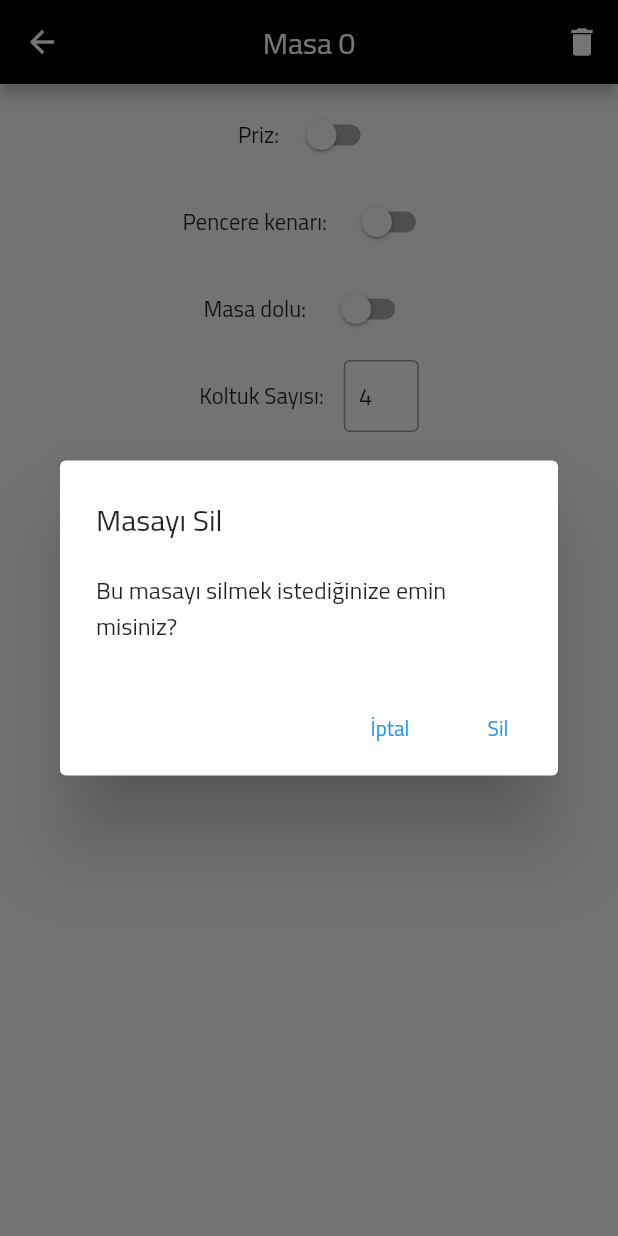
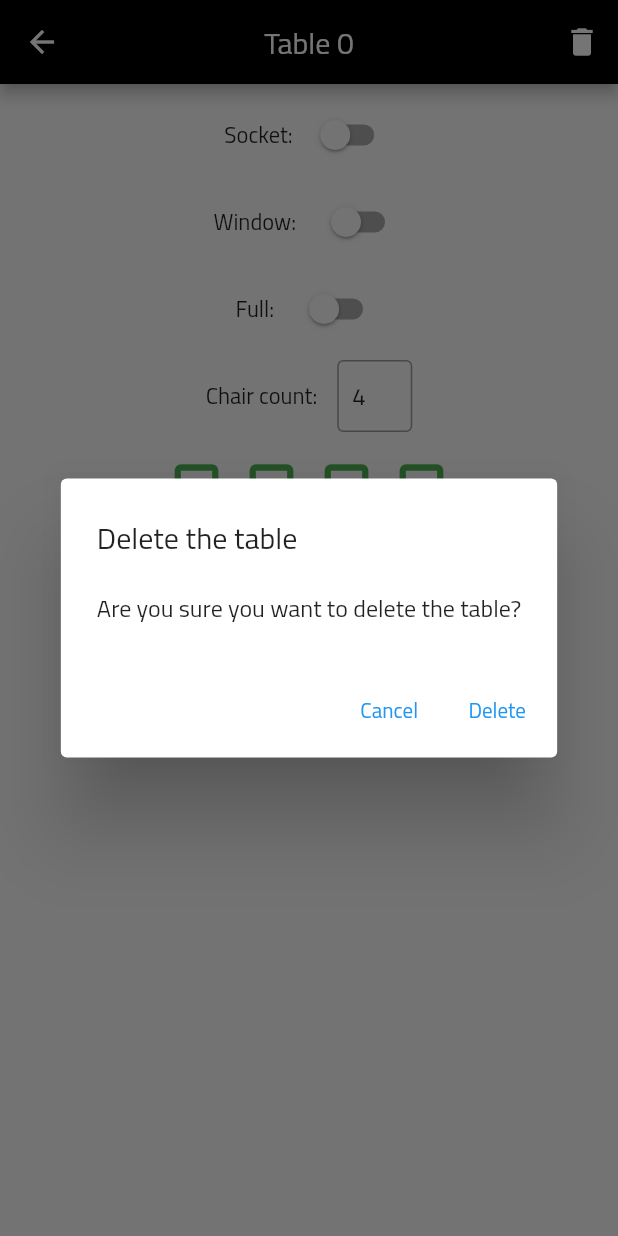
Before and after one commit to minaunal/BookCafe, a Flutter app: the TablePage screen opened directly with empty values, after a tap on the "delete" icon, on a phone screen of 412 x 824 dp. Run offline on Flutter 3.47's test engine with Material 2 defaults, Android fonts, the light colour scheme and no system bars; our stand-ins replace cloud_firestore, firebase_auth, firebase_core, flutter_credit_card, flutter_rating_bar, lottie and 1 more; missing offline and left inert: flutter_animated_icons, flutter_barcode_scanner; accounts and stored records are empty.

Commit message:
Bug fixing about deleting tables, qrscanning and translating some necessary things to English

```diff
--- a/lib/kullaniciekrani.dart
+++ b/lib/kullaniciekrani.dart
@@ -11,7 +11,7 @@ import 'package:flutter_animated_icons/icons8.dart';
 import 'package:flutter_rating_bar/flutter_rating_bar.dart';
 import 'package:lottie/lottie.dart';
 
-int selectedTableCount=0;
+int selectedTableCount = 0;
 
 String qrCode = "none";
 void updateQR(String newQR) {
@@ -110,19 +110,31 @@ class _KullaniciState extends State<Kullanici> {
         onTap: onTabTapped,
         items: const <BottomNavigationBarItem>[
           BottomNavigationBarItem(
-            icon: Icon(Icons.table_restaurant_outlined,color: Color(0xFFFF7800),),
+            icon: Icon(
+              Icons.table_restaurant_outlined,
+              color: Color(0xFFFF7800),
+            ),
             label: 'Tables',
           ),
           BottomNavigationBarItem(
-            icon: Icon(Icons.account_balance_wallet_outlined,color: Color(0xFF2EA84A),),
+            icon: Icon(
+              Icons.account_balance_wallet_outlined,
+              color: Color(0xFF2EA84A),
+            ),
             label: 'Wallet',
           ),
           BottomNavigationBarItem(
-            icon: Icon(Icons.emoji_food_beverage,color: Color(0xFFDA1E60),),
+            icon: Icon(
+              Icons.emoji_food_beverage,
+              color: Color(0xFFDA1E60),
+            ),
             label: 'Cafe',
           ),
           BottomNavigationBarItem(
-            icon: Icon(Icons.account_circle_outlined,color: Color(0xFF182B6A),),
+            icon: Icon(
+              Icons.account_circle_outlined,
+              color: Color(0xFF182B6A),
+            ),
             label: 'Account',
           ),
         ],
@@ -164,17 +176,15 @@ class _masaState extends State<masa> {
               child: UserPage(),
             ),
             ElevatedButton(
-              onPressed: selectedTables.isNotEmpty
-                  ? () {
+              onPressed: () {
                 showDialog(
                   context: context,
                   builder: (BuildContext context) {
                     return AlertDialog(
-                      title: Text("Masa Boşalt"),
+                      title: Text("Empty Table"),
                       content: Column(
                         mainAxisSize: MainAxisSize.min,
-                        children: selectedTables.entries
-                            .map((entry) {
+                        children: selectedTables.entries.map((entry) {
                           int tableIndex = entry.key;
                           String tableName = entry.value;
                           return ListTile(
@@ -186,24 +196,25 @@ class _masaState extends State<masa> {
                                   context: context,
                                   builder: (BuildContext context) {
                                     return AlertDialog(
-                                      title: Text("Emin misiniz?"),
+                                      title: Text("Are you sure you want to empty the table?"),
                                       actions: [
                                         ElevatedButton(
                                           onPressed: () {
                                             setState(() {
                                               selectedTables.remove(tableIndex);
                                             });
-                                            empty("Masa $tableIndex");
+                                            empty(tableName);
+                                            setState(() {});
                                             Navigator.pop(context);
                                             Navigator.pop(context);
                                           },
-                                          child: Text("Evet"),
+                                          child: Text("Yes"),
                                         ),
                                         ElevatedButton(
                                           onPressed: () {
                                             Navigator.pop(context);
                                           },
-                                          child: Text("Hayır"),
+                                          child: Text("No"),
                                         ),
                                       ],
                                     );
@@ -212,33 +223,29 @@ class _masaState extends State<masa> {
                               },
                             ),
                           );
-                        })
-                            .toList(),
+                        }).toList(),
                       ),
                       actions: [
                         ElevatedButton(
                           onPressed: () {
                             Navigator.pop(context);
                           },
-                          child: Text("İptal"),
+                          child: Text("Cancel"),
                         ),
                       ],
                     );
                   },
                 );
-              }
-                  : null,
-              child: const Row(
+              },
+              child: Row(
                 mainAxisSize: MainAxisSize.min,
                 children: [
                   Icon(Icons.delete),
                   SizedBox(width: 5),
-                  Text("Masa Boşalt"),
+                  Text("Empty Table"),
                 ],
               ),
             ),
-
-
             ElevatedButton(
               style: ElevatedButton.styleFrom(
                 backgroundColor: Colors.black,
@@ -248,7 +255,8 @@ class _masaState extends State<masa> {
                 ),
               ),
               onPressed: () {
-                Navigator.of(context).push(MaterialPageRoute(builder: (context) => QRScanner()));
+                Navigator.of(context)
+                    .push(MaterialPageRoute(builder: (context) => QRScanner()));
               },
               child: Text("Get a Table"),
             ),
@@ -337,7 +345,8 @@ class _cuzdanState extends State<cuzdan> {
             IconButton(
               splashRadius: 50,
               iconSize: 80,
-            icon: Lottie.asset(Icons8.book, height: 80, fit: BoxFit.fitHeight),
+              icon:
+              Lottie.asset(Icons8.book, height: 80, fit: BoxFit.fitHeight),
               onPressed: null,
             ),
             Divider(
@@ -367,10 +376,8 @@ class _cuzdanState extends State<cuzdan> {
                     style: TextStyle(fontWeight: FontWeight.bold),
                     controller: money,
                     decoration: InputDecoration(
-
                       hintText: 'tl',
                       hintStyle: TextStyle(fontSize: 20.0),
-
                       enabledBorder: UnderlineInputBorder(
                         borderSide: BorderSide(color: Colors.black, width: 2.0),
                       ),
@@ -745,7 +752,7 @@ class _hesapState extends State<hesap> {
                 },
                 child: Icon(
                   Icons.search,
-                  color:Colors.black,
+                  color: Colors.black,
                   size: 32,
                 ),
               ),
--- a/lib/moderator.dart
+++ b/lib/moderator.dart
@@ -1,7 +1,6 @@
 import 'package:fbase/table.dart';
 import 'package:fbase/table_page.dart';
 import 'package:cloud_firestore/cloud_firestore.dart';
-import 'package:fbase/yoneticigiris.dart';
 import 'package:flutter/material.dart';
 
 class Moderator extends StatelessWidget {
@@ -194,12 +193,12 @@ class _MainPageState extends State<MainPage> {
                   context: context,
                   builder: (BuildContext context) {
                     return AlertDialog(
-                      title: const Text('Kaç masa olacak?'),
+                      title: const Text('"How many tables will there be?" '),
                       content: TextFormField(
                         controller: numberController,
                         keyboardType: TextInputType.number,
                         decoration: const InputDecoration(
-                          hintText: 'Masa sayısı',
+                          hintText: 'Table count',
                         ),
                       ),
                       actions: [
@@ -212,7 +211,7 @@ class _MainPageState extends State<MainPage> {
                             });
                             Navigator.of(context).pop();
                           },
-                          child: const Text('Tamam'),
+                          child: const Text('Okey'),
                         ),
                         TextButton(
                           onPressed: () {
@@ -227,7 +226,7 @@ class _MainPageState extends State<MainPage> {
               },
             ),
             const SizedBox(width: 10),
-            Text('Masa Sayısı: $number  ',
+            Text('Table Count: $number  ',
                 style: const TextStyle(fontSize: 20)),
           ],
         ),
--- a/lib/qrscanner.dart
+++ b/lib/qrscanner.dart
@@ -11,7 +11,7 @@ class QRScanner extends StatefulWidget {
 }
 
 class _QRScannerState extends State<QRScanner> {
-  String _scanResult = 'Henüz bir QR kodu taranmadı';
+  String _scanResult = 'The QR code has not been scanned yet.' ;
 
   Future<void> uploadToFirebase(String qrtext) async {
     // Firebase Firestore bağlantısını al
@@ -55,6 +55,7 @@ class _QRScannerState extends State<QRScanner> {
       ScanMode.QR,
     );
 
+    if (scanResult != "-1") {
       setState(() {
         _scanResult = scanResult;
         selectedTables[selectedTableCount] = _scanResult;
@@ -72,6 +73,7 @@ class _QRScannerState extends State<QRScanner> {
                               .update(({'tl': 35 + value.data()!['tl']}));
                         });
       });
+    }
   }
 
   @override
@@ -91,7 +93,7 @@ class _QRScannerState extends State<QRScanner> {
             SizedBox(height: 20),
             ElevatedButton(
               onPressed: _scanQRCode,
-              child: Text('QR Kodunu Tara'),
+              child: Text('Scan QR Code '),
             ),
           ],
         ),
--- a/lib/table_page.dart
+++ b/lib/table_page.dart
@@ -48,28 +48,6 @@ class _TablePageState extends State<TablePage> {
     }
   }
 
-
-  /*void getTableFullValue() async {
-    bool fullValue;
-    DocumentSnapshot docSnapshot = await FirebaseFirestore.instance
-        .collection('Masalar')
-        .doc('Masa ${widget.index}')
-        .get();
-    if (docSnapshot.exists) {
-      Map<String, dynamic> data = docSnapshot.data() as Map<String, dynamic>;
-      fullValue = data['full'] ?? false;
-      setState(() {
-        widget.table.full = fullValue;
-        for (int i = 0; i < widget.table.chairStatusList.length; i++) {
-          widget.table.chairStatusList[i] = fullValue;
-        }
-        updateChairStatusList(widget.index, widget.table.chairStatusList);
-      });
-    } else {
-      print('Document does not exist.');
-    }
-  }*/
-
   @override
   void dispose() {
     chairCountController.dispose();
@@ -81,15 +59,15 @@ class _TablePageState extends State<TablePage> {
       context: context,
       builder: (BuildContext context) {
         return AlertDialog(
-          title: const Text('Masayı Sil'),
-          content: const Text('Bu masayı silmek istediğinize emin misiniz?'),
+          title: const Text('Delete the table'),
+          content: const Text('Are you sure you want to delete the table?'),
           actions: <Widget>[
             TextButton(
               onPressed: () {
                 Navigator.of(context)
                     .pop(); // İptal düğmesine basılınca dialog kapatılır
               },
-              child: const Text('İptal'),
+              child: const Text('Cancel'),
             ),
             TextButton(
               onPressed: () {
@@ -98,7 +76,7 @@ class _TablePageState extends State<TablePage> {
                     .pop(); // Sil düğmesine basılınca dialog kapatılır
                 Navigator.of(context).pop(); // TablePage sayfasına geri dönülür
               },
-              child: const Text('Sil'),
+              child: const Text('Delete'),
             ),
           ],
         );
@@ -193,7 +171,7 @@ class _TablePageState extends State<TablePage> {
       appBar: AppBar(
         backgroundColor: Colors.black,
         centerTitle: true,
-        title: Text("Masa ${widget.index}"),
+        title: Text("Table ${widget.index}"),
         actions: [
           IconButton(
             onPressed: _deleteTable,
@@ -212,7 +190,7 @@ class _TablePageState extends State<TablePage> {
                 mainAxisAlignment: MainAxisAlignment.center,
                 children: [
                   const Text(
-                    "Priz: ",
+                    "Socket: ",
                     style: TextStyle(fontSize: 15),
                   ),
                   const SizedBox(width: 5),
@@ -232,7 +210,7 @@ class _TablePageState extends State<TablePage> {
                 mainAxisAlignment: MainAxisAlignment.center,
                 children: [
                   const Text(
-                    "Pencere kenarı: ",
+                    "Window: ",
                     style: TextStyle(fontSize: 15),
                   ),
                   const SizedBox(width: 10),
@@ -252,7 +230,7 @@ class _TablePageState extends State<TablePage> {
                 mainAxisAlignment: MainAxisAlignment.center,
                 children: [
                   const Text(
-                    "Masa dolu: ",
+                    "Full: ",
                     style: TextStyle(fontSize: 15),
                   ),
                   const SizedBox(width: 10),
@@ -280,7 +258,7 @@ class _TablePageState extends State<TablePage> {
                 mainAxisAlignment: MainAxisAlignment.center,
                 children: [
                   const Text(
-                    "Koltuk Sayısı: ",
+                    "Chair count: ",
                     style: TextStyle(fontSize: 15),
                   ),
                   const SizedBox(width: 10),
```
Also changed, not shown: lib/user_page.dart (+41 -74 lines), lib/kullanicigiris.dart (line endings or trailing spaces). Lines whose indentation alone changed are shown as unchanged.
